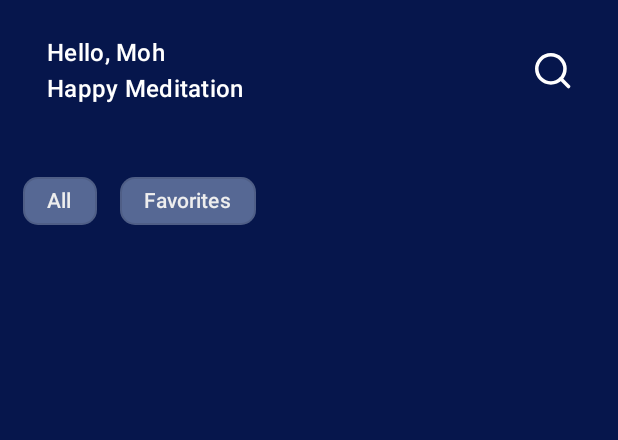
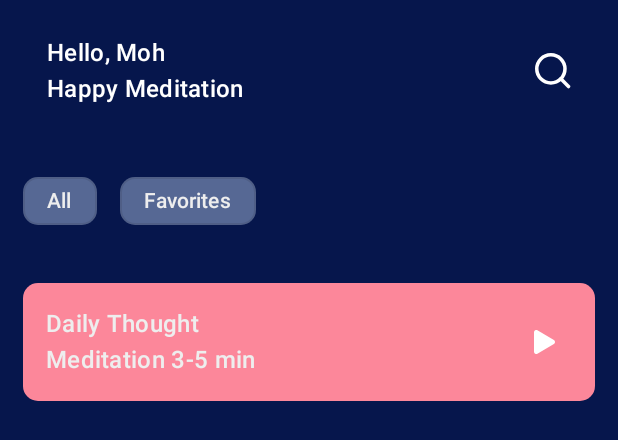
Before and after one commit to mxd0-0/meditationApp, an Android app built with Jetpack Compose: the @Preview function Preview, on a phone screen of 412 x 824 dp. Shown: the top 440 px of the screen. Run offline under Robolectric (Android 15) with nearby library versions, the phone set to English and light mode, and no system bars; Roboto replaces fonts that are not available here.

```diff
--- a/app/src/main/java/com/example/meditationapp/HomeScreen.kt
+++ b/app/src/main/java/com/example/meditationapp/HomeScreen.kt
@@ -3,7 +3,9 @@ package com.example.meditationapp
 import androidx.compose.foundation.background
 import androidx.compose.foundation.layout.Box
 import androidx.compose.foundation.layout.Column
+import androidx.compose.foundation.layout.Row
 import androidx.compose.foundation.layout.fillMaxSize
+import androidx.compose.foundation.layout.fillMaxWidth
 import androidx.compose.foundation.layout.padding
 import androidx.compose.foundation.layout.size
 import androidx.compose.foundation.lazy.LazyRow
@@ -22,7 +24,9 @@ import androidx.compose.runtime.getValue
 import androidx.compose.runtime.mutableStateOf
 import androidx.compose.runtime.remember
 import androidx.compose.runtime.setValue
+import androidx.compose.ui.Alignment
 import androidx.compose.ui.Modifier
+import androidx.compose.ui.draw.clip
 import androidx.compose.ui.graphics.Color
 import androidx.compose.ui.res.painterResource
 import androidx.compose.ui.tooling.preview.Preview
@@ -30,6 +34,7 @@ import androidx.compose.ui.unit.dp
 import com.example.meditationapp.ui.theme.ButtonBlue
 import com.example.meditationapp.ui.theme.DarkerButtonBlue
 import com.example.meditationapp.ui.theme.DeepBlue
+import com.example.meditationapp.ui.theme.LightRed
 import com.example.meditationapp.ui.theme.TextWhite
 
 @Composable
@@ -42,6 +47,7 @@ fun HomeScreen(modifier: Modifier = Modifier) {
         Column {
             TopAppBar()
             ChipSection(chipTexts = listOf("All", "Favorites"))
+            CurrentMeditation()
 
 
         }
@@ -81,13 +87,12 @@ fun TopAppBar(modifier: Modifier = Modifier) {
 }
 
 @Composable
-fun ChipSection(chipTexts: List<String>,modifier: Modifier = Modifier) {
+fun ChipSection(chipTexts: List<String>, modifier: Modifier = Modifier) {
 
     LazyRow {
-        items(chipTexts.size) {index ->
+        items(chipTexts.size) { index ->
             Chip(chipTxt = chipTexts[index])
         }
-
 
 
     }
@@ -96,7 +101,42 @@ fun ChipSection(chipTexts: List<String>,modifier: Modifier = Modifier) {
 }
 
 @Composable
-fun Chip(chipTxt: String,modifier: Modifier = Modifier) {
+fun CurrentMeditation(modifier: Modifier = Modifier) {
+    Row(
+        modifier = Modifier
+            .padding(15.dp)
+            .clip(RoundedCornerShape(10.dp))
+            .background(LightRed)
+            .fillMaxWidth(),
+        verticalAlignment = Alignment.CenterVertically
+    ) {
+        Column(
+            modifier = Modifier.weight(1f).padding(15.dp),
+            horizontalAlignment = Alignment.Start
+        ) {
+            Text(
+                text = "Daily Thought", style = MaterialTheme.typography.titleMedium, color = TextWhite
+            )
+            Text(
+                text = "Meditation 3-5 min", style = MaterialTheme.typography.titleMedium, color = TextWhite
+            )
+        }
+        IconButton(onClick = { /*TODO*/ }, modifier = Modifier.padding(10.dp)) {
+            Icon(
+                painter = painterResource(id = R.drawable.ic_play),
+                contentDescription = "Play",
+                tint = Color.White,
+                modifier = Modifier.size(16.dp)
+
+            )
+        }
+
+
+    }
+}
+
+@Composable
+fun Chip(chipTxt: String, modifier: Modifier = Modifier) {
     var selected by remember {
         mutableStateOf(false)
 
```
